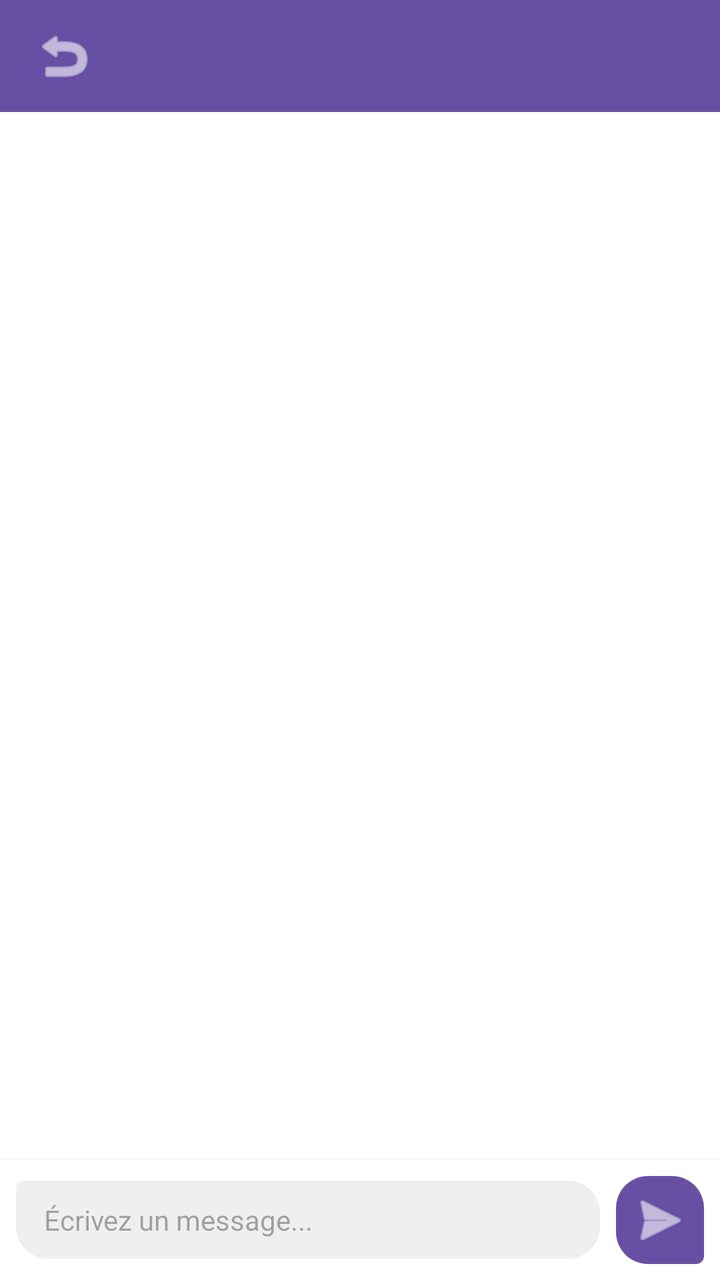
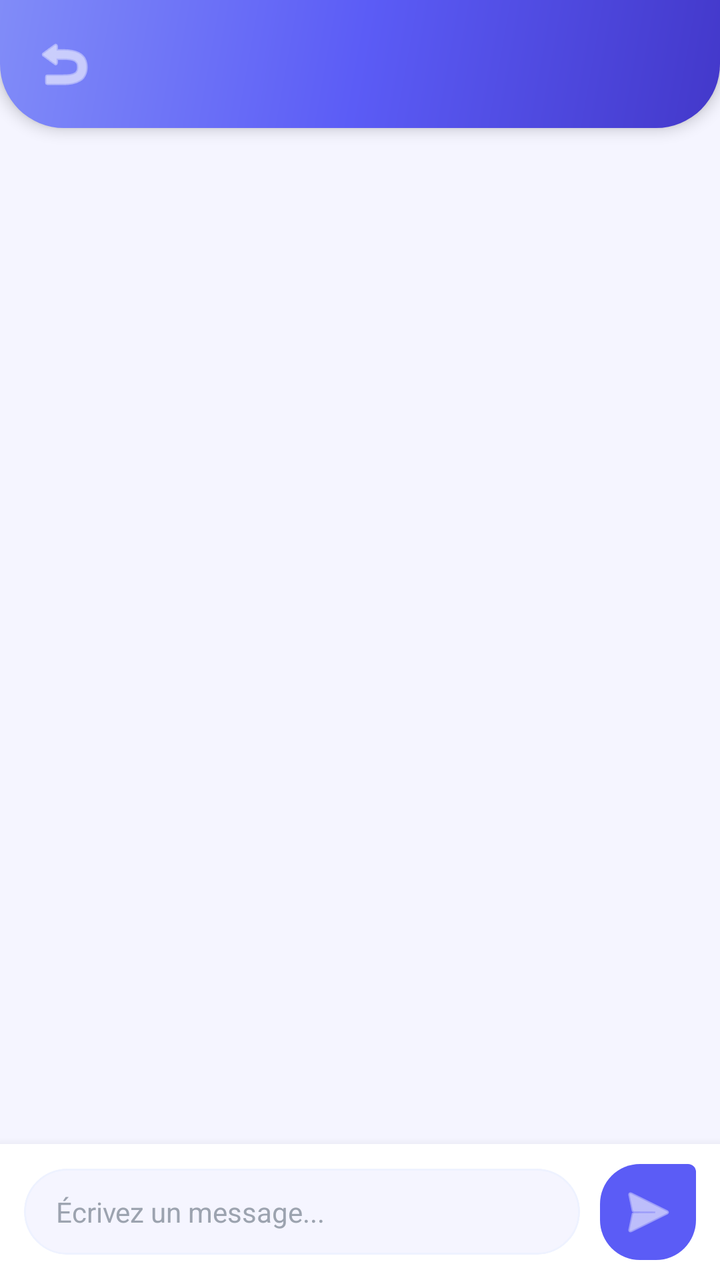

Before-and-after screenshots of an Android layout around one commit, followed by the original layout XML and the change that was made.
<!-- AndroidManifest.xml: application theme Theme.Traveling -->
<!-- res/layout/fragment_group_detail.xml -->
<?xml version="1.0" encoding="utf-8"?>
<LinearLayout xmlns:android="http://schemas.android.com/apk/res/android"
    xmlns:app="http://schemas.android.com/apk/res-auto"
    android:layout_width="match_parent"
    android:layout_height="match_parent"
    android:orientation="vertical"
    android:background="@android:color/white">

    
    <LinearLayout
        android:layout_width="match_parent"
        android:layout_height="56dp"
        android:orientation="horizontal"
        android:gravity="center_vertical"
        android:paddingHorizontal="8dp"
        android:background="?attr/colorPrimary">

        <ImageButton
            android:id="@+id/btn_back"
            android:layout_width="48dp"
            android:layout_height="48dp"
            android:background="?attr/selectableItemBackgroundBorderless"
            android:src="@android:drawable/ic_menu_revert"
            android:contentDescription="Retour"
            android:tint="@android:color/white" />

        <TextView
            android:id="@+id/tv_group_name"
            android:layout_width="0dp"
            android:layout_height="wrap_content"
            android:layout_weight="1"
            android:layout_marginStart="8dp"
            android:textColor="@android:color/white"
            android:textSize="18sp"
            android:textStyle="bold"
            android:maxLines="1"
            android:ellipsize="end" />

        <TextView
            android:id="@+id/tv_members_count"
            android:layout_width="wrap_content"
            android:layout_height="wrap_content"
            android:layout_marginEnd="12dp"
            android:textColor="@android:color/white"
            android:textSize="12sp" />

    </LinearLayout>

    
    <FrameLayout
        android:layout_width="match_parent"
        android:layout_height="0dp"
        android:layout_weight="1">

        <androidx.recyclerview.widget.RecyclerView
            android:id="@+id/recycler_posts"
            android:layout_width="match_parent"
            android:layout_height="match_parent"
            android:paddingTop="8dp"
            android:paddingBottom="8dp"
            android:clipToPadding="false" />

        <TextView
            android:id="@+id/tv_empty_posts"
            android:layout_width="match_parent"
            android:layout_height="match_parent"
            android:gravity="center"
            android:text="Aucun message dans ce groupe"
            android:textColor="#999999"
            android:textSize="14sp"
            android:visibility="gone" />

    </FrameLayout>

    
    <LinearLayout
        android:layout_width="match_parent"
        android:layout_height="wrap_content"
        android:orientation="horizontal"
        android:gravity="center_vertical"
        android:padding="8dp"
        android:background="@android:color/white"
        android:elevation="4dp">

        <EditText
            android:id="@+id/et_message"
            android:layout_width="0dp"
            android:layout_height="wrap_content"
            android:layout_weight="1"
            android:hint="Écrivez un message..."
            android:maxLines="4"
            android:inputType="textMultiLine|textCapSentences"
            android:background="@drawable/bg_chat_other"
            android:paddingStart="14dp"
            android:paddingEnd="14dp"
            android:paddingTop="10dp"
            android:paddingBottom="10dp"
            android:textSize="14sp" />

        <ImageButton
            android:id="@+id/btn_send"
            android:layout_width="44dp"
            android:layout_height="44dp"
            android:layout_marginStart="8dp"
            android:backgroundTint="?attr/colorPrimary"
            android:background="@drawable/bg_chat_mine"
            android:src="@android:drawable/ic_menu_send"
            android:tint="@android:color/white"
            android:contentDescription="Envoyer"
            android:padding="10dp" />

    </LinearLayout>

</LinearLayout>
<!-- resources referenced by this layout -->
<resources>
  <!-- drawable bg_chat_mine (drawable) -->
  <?xml version="1.0" encoding="utf-8"?>
  <shape xmlns:android="http://schemas.android.com/apk/res/android">
      <solid android:color="@color/colorPrimary" />
      <corners
          android:topLeftRadius="16dp"
          android:topRightRadius="16dp"
          android:bottomLeftRadius="16dp"
          android:bottomRightRadius="4dp" />
  </shape>
  <!-- drawable bg_chat_other (drawable) -->
  <?xml version="1.0" encoding="utf-8"?>
  <shape xmlns:android="http://schemas.android.com/apk/res/android">
      <solid android:color="#EFEFEF" />
      <corners
          android:topLeftRadius="4dp"
          android:topRightRadius="16dp"
          android:bottomLeftRadius="16dp"
          android:bottomRightRadius="16dp" />
  </shape>
  <style name="Theme.Traveling" parent="Base.Theme.Traveling" />
  <color name="colorPrimary">#FF1E88E5</color>
  <style name="Base.Theme.Traveling" parent="Theme.Material3.DayNight.NoActionBar">
          
          
      </style>
</resources>

<!-- the commit's change to res/layout/fragment_group_detail.xml (unified diff, before → after) -->
@@ -4,16 +4,17 @@
     android:layout_width="match_parent"
     android:layout_height="match_parent"
     android:orientation="vertical"
-    android:background="@android:color/white">
+    android:background="@color/colorBackground">
 
     
     <LinearLayout
         android:layout_width="match_parent"
-        android:layout_height="56dp"
+        android:layout_height="64dp"
         android:orientation="horizontal"
         android:gravity="center_vertical"
         android:paddingHorizontal="8dp"
-        android:background="?attr/colorPrimary">
+        android:background="@drawable/bg_profile_header"
+        android:elevation="4dp">
 
         <ImageButton
             android:id="@+id/btn_back"
@@ -24,25 +25,31 @@
             android:contentDescription="Retour"
             android:tint="@android:color/white" />
 
-        <TextView
-            android:id="@+id/tv_group_name"
+        <LinearLayout
             android:layout_width="0dp"
             android:layout_height="wrap_content"
             android:layout_weight="1"
-            android:layout_marginStart="8dp"
-            android:textColor="@android:color/white"
-            android:textSize="18sp"
-            android:textStyle="bold"
-            android:maxLines="1"
-            android:ellipsize="end" />
+            android:orientation="vertical"
+            android:layout_marginStart="4dp">
 
-        <TextView
-            android:id="@+id/tv_members_count"
-            android:layout_width="wrap_content"
-            android:layout_height="wrap_content"
-            android:layout_marginEnd="12dp"
-            android:textColor="@android:color/white"
-            android:textSize="12sp" />
+            <TextView
+                android:id="@+id/tv_group_name"
+                android:layout_width="wrap_content"
+                android:layout_height="wrap_content"
+                android:textColor="@android:color/white"
+                android:textSize="17sp"
+                android:textStyle="bold"
+                android:maxLines="1"
+                android:ellipsize="end" />
+
+            <TextView
+                android:id="@+id/tv_members_count"
+                android:layout_width="wrap_content"
+                android:layout_height="wrap_content"
+                android:textColor="#CCFFFFFF"
+                android:textSize="12sp" />
+
+        </LinearLayout>
 
     </LinearLayout>
 
@@ -58,6 +65,7 @@
             android:layout_height="match_parent"
             android:paddingTop="8dp"
             android:paddingBottom="8dp"
+            android:paddingHorizontal="8dp"
             android:clipToPadding="false" />
 
         <TextView
@@ -66,7 +74,7 @@
             android:layout_height="match_parent"
             android:gravity="center"
             android:text="Aucun message dans ce groupe"
-            android:textColor="#999999"
+            android:textColor="@color/colorTextSecondary"
             android:textSize="14sp"
             android:visibility="gone" />
 
@@ -78,36 +86,50 @@
         android:layout_height="wrap_content"
         android:orientation="horizontal"
         android:gravity="center_vertical"
-        android:padding="8dp"
-        android:background="@android:color/white"
-        android:elevation="4dp">
+        android:paddingHorizontal="12dp"
+        android:paddingVertical="10dp"
+        android:background="@color/colorSurface"
+        android:elevation="8dp">
 
-        <EditText
-            android:id="@+id/et_message"
+        <com.google.android.material.card.MaterialCardView
             android:layout_width="0dp"
             android:layout_height="wrap_content"
             android:layout_weight="1"
-            android:hint="Écrivez un message..."
-            android:maxLines="4"
-            android:inputType="textMultiLine|textCapSentences"
-            android:background="@drawable/bg_chat_other"
-            android:paddingStart="14dp"
-            android:paddingEnd="14dp"
-            android:paddingTop="10dp"
-            android:paddingBottom="10dp"
-            android:textSize="14sp" />
+            app:cardCornerRadius="24dp"
+            app:cardElevation="0dp"
+            app:strokeWidth="1dp"
+            app:strokeColor="@color/colorPrimaryLight"
+            app:cardBackgroundColor="@color/colorBackground">
+
+            <EditText
+                android:id="@+id/et_message"
+                android:layout_width="match_parent"
+                android:layout_height="wrap_content"
+                android:hint="Écrivez un message..."
+                android:textColorHint="@color/colorTextHint"
+                android:maxLines="4"
+                android:inputType="textMultiLine|textCapSentences"
+                android:background="@null"
+                android:paddingStart="16dp"
+                android:paddingEnd="16dp"
+                android:paddingTop="12dp"
+                android:paddingBottom="12dp"
+                android:textSize="14sp"
+                android:textColor="@color/colorTextPrimary" />
+
+        </com.google.android.material.card.MaterialCardView>
 
         <ImageButton
             android:id="@+id/btn_send"
-            android:layout_width="44dp"
-            android:layout_height="44dp"
-            android:layout_marginStart="8dp"
-            android:backgroundTint="?attr/colorPrimary"
+            android:layout_width="48dp"
+            android:layout_height="48dp"
+            android:layout_marginStart="10dp"
+            android:backgroundTint="@color/colorPrimary"
             android:background="@drawable/bg_chat_mine"
             android:src="@android:drawable/ic_menu_send"
             android:tint="@android:color/white"
             android:contentDescription="Envoyer"
-            android:padding="10dp" />
+            android:padding="12dp" />
 
     </LinearLayout>
 
<!-- resource entries referenced after the edit -->
@@ -1,30 +1,61 @@
 <!-- resources referenced by this layout -->
 <resources>
+  <color name="colorBackground">#F5F5FF</color>
   <!-- drawable bg_chat_mine (drawable) -->
   <?xml version="1.0" encoding="utf-8"?>
   <shape xmlns:android="http://schemas.android.com/apk/res/android">
       <solid android:color="@color/colorPrimary" />
       <corners
-          android:topLeftRadius="16dp"
-          android:topRightRadius="16dp"
-          android:bottomLeftRadius="16dp"
-          android:bottomRightRadius="4dp" />
+          android:topLeftRadius="20dp"
+          android:topRightRadius="4dp"
+          android:bottomLeftRadius="20dp"
+          android:bottomRightRadius="20dp" />
   </shape>
-  <!-- drawable bg_chat_other (drawable) -->
+  <!-- drawable bg_profile_header (drawable) -->
   <?xml version="1.0" encoding="utf-8"?>
   <shape xmlns:android="http://schemas.android.com/apk/res/android">
-      <solid android:color="#EFEFEF" />
+      <gradient
+          android:type="linear"
+          android:angle="135"
+          android:startColor="@color/colorPrimaryDark"
+          android:centerColor="@color/colorPrimary"
+          android:endColor="@color/colorPrimaryMedium" />
       <corners
-          android:topLeftRadius="4dp"
-          android:topRightRadius="16dp"
-          android:bottomLeftRadius="16dp"
-          android:bottomRightRadius="16dp" />
+          android:bottomLeftRadius="32dp"
+          android:bottomRightRadius="32dp" />
   </shape>
   <style name="Theme.Traveling" parent="Base.Theme.Traveling" />
-  <color name="colorPrimary">#FF1E88E5</color>
+  <color name="colorPrimaryDark">#4338CA</color>
+  <color name="colorPrimaryMedium">#818CF8</color>
+  <color name="colorPrimary">#5B5CF6</color>
+  <color name="colorPrimaryLight">#EEF2FF</color>
+  <color name="colorSurface">#FFFFFF</color>
+  <color name="colorTextHint">#9CA3AF</color>
+  <color name="colorTextPrimary">#1E1B4B</color>
+  <color name="colorTextSecondary">#6B7280</color>
   <style name="Base.Theme.Traveling" parent="Theme.Material3.DayNight.NoActionBar">
-          
-          
+          <item name="colorPrimary">@color/colorPrimary</item>
+          <item name="colorOnPrimary">@color/white</item>
+          <item name="colorPrimaryContainer">@color/colorPrimaryLight</item>
+          <item name="colorOnPrimaryContainer">@color/colorPrimaryDark</item>
+          <item name="colorSecondary">@color/colorSecondary</item>
+          <item name="colorOnSecondary">@color/white</item>
+          <item name="colorSecondaryContainer">@color/colorAccentLight</item>
+          <item name="colorOnSecondaryContainer">@color/colorAccentDark</item>
+          <item name="android:colorBackground">@color/colorBackground</item>
+          <item name="colorSurface">@color/colorSurface</item>
+          <item name="colorOnSurface">@color/colorTextPrimary</item>
+          <item name="colorOnSurfaceVariant">@color/colorTextSecondary</item>
+          <item name="colorError">@color/colorError</item>
+          <item name="colorOutline">@color/colorDivider</item>
+          <item name="android:statusBarColor">@color/colorPrimaryDark</item>
+          <item name="android:navigationBarColor">@color/colorSurface</item>
       </style>
+  <color name="white">#FFFFFFFF</color>
+  <color name="colorSecondary">#F59E0B</color>
+  <color name="colorAccentLight">#FEF3C7</color>
+  <color name="colorAccentDark">#D97706</color>
+  <color name="colorError">#EF4444</color>
+  <color name="colorDivider">#E5E7EB</color>
 </resources>
 
